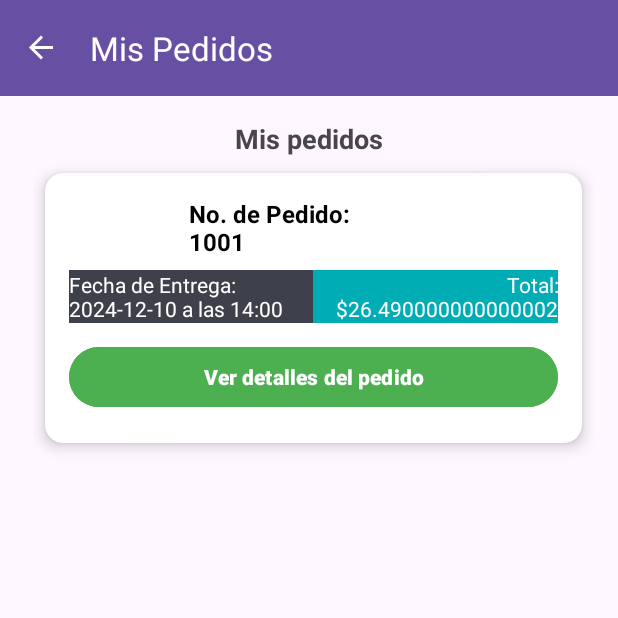
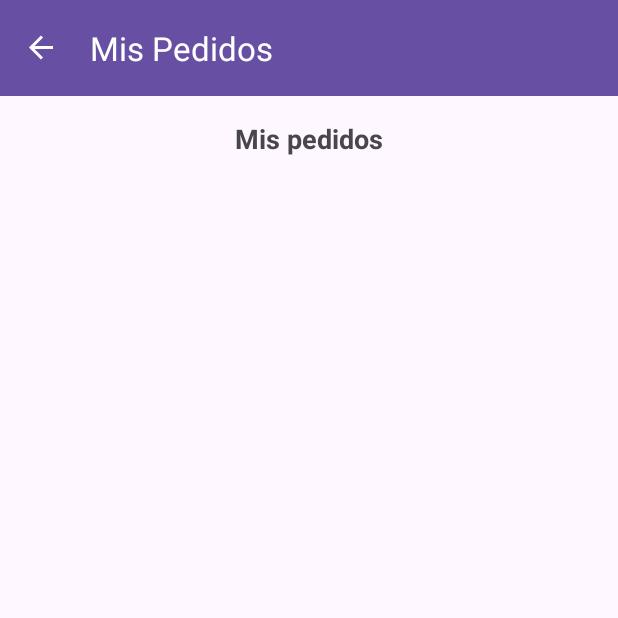
Before and after one commit to ChristianRegla/SLAPC, an Android app: the screen it shows after launch (MainActivity), in the side drawer, after a tap on "Mis Pedidos", on a phone screen of 412 x 824 dp, the top half of it. Run offline under Robolectric (Android 15) with nearby library versions, the light colour scheme and no system bars; our stand-ins replace navigation-ui.

Commit message:
Funciona ya el pedido, junto con el carrito
Solo falta que muestre el nombre y la cantidad de cada producto, pero es todo

```diff
--- a/app/src/main/java/com/example/slapc/ui/pedidos/DetallesPedidoActivity.kt
+++ b/app/src/main/java/com/example/slapc/ui/pedidos/DetallesPedidoActivity.kt
@@ -36,8 +36,8 @@ class DetallesPedidoActivity : AppCompatActivity() {
 
         if (pedido != null) {
             val componentes = pedido.componentes.mapNotNull { idString ->
-                val id = idString.toIntOrNull() ?: return@mapNotNull null
-                RepositorioComponentesPedidos.obtenerComponente(id)
+                val nombre = idString.takeIf { it.isNotEmpty() } ?: return@mapNotNull null
+                RepositorioComponentesPedidos.obtenerComponente(nombre)
             }
 
             Log.d("DetallesPedidoActivity", "Componentes cargados: ${componentes.size}")
--- a/app/src/main/java/com/example/slapc/ui/pedidos/RepositorioPedidos.kt
+++ b/app/src/main/java/com/example/slapc/ui/pedidos/RepositorioPedidos.kt
@@ -6,38 +6,7 @@ import com.example.slapc.ui.pedidos.RepositorioComponentesPedidos
 
 object RepositorioPedidos {
     private val listaPedidos = mutableListOf<Pedido>()
-    init {
-        // Ejemplo de pedido inicial
-        val componente1 = componentePedido(
-            nombre = "Tornillo de acero",
-            refImagen = "https://example.com/tornillo_acero.png",
-            precio = 10.5,
-            categoria = CategoriaComponente.ALMACENAMIENTO,
-            detallesTecnicos = "Tornillo de acero inoxidable, medida 8x50mm"
-        )
-        RepositorioComponentesPedidos.agregarComponente(componente1)
-        val componente2 = componentePedido(
-            nombre = "Llave inglesa",
-            refImagen = "https://example.com/llave_inglesa.png",
-            precio = 15.99,
-            categoria = CategoriaComponente.FUENTE_DE_PODER,
-            detallesTecnicos = "Llave inglesa ajustable de 6 pulgadas"
-        )
-        RepositorioComponentesPedidos.agregarComponente(componente2)
-        // Crear el pedido inicial
-        val pedidoEjemplo = Pedido(
-            id = "1001",
-            fechaCompra = "2024-12-04",
-            fechaEntrega = "2024-12-10",
-            horaEntrega = "14:00",
-            componentes = listOf("0", "1"),
-            total = componente1.precio + componente2.precio,
-            garantias = listOf("Garantía estándar", "Garantía extendida")
-        )
 
-        // Agregar el pedido inicial a la lista
-        listaPedidos.add(pedidoEjemplo)
-    }
 
 
     // Agregar un nuevo pedido
```
Also changed, not shown: app/src/main/java/com/example/slapc/Pedido.kt (deleted, +0 -12 lines), app/src/main/java/com/example/slapc/RepositorioPedidos.kt (deleted, +0 -10 lines), app/src/main/java/com/example/slapc/ui/carrito/CarritoFragment.kt (+4 -3 lines), app/src/main/java/com/example/slapc/ui/catalogo/ProductoAdapter.kt (+28 -12 lines), app/src/main/java/com/example/slapc/ui/detalles/ProductoDetailActivity.kt (+21 -11 lines), app/src/main/java/com/example/slapc/ui/pedidos/ComponentePedidoAdapter.kt (+9 -68 lines), app/src/main/java/com/example/slapc/ui/pedidos/RepositorioComponentesPedidos.kt (+5 -27 lines), app/src/main/res/layout/item_producto_pedido.xml (added, +33 -0 lines).
